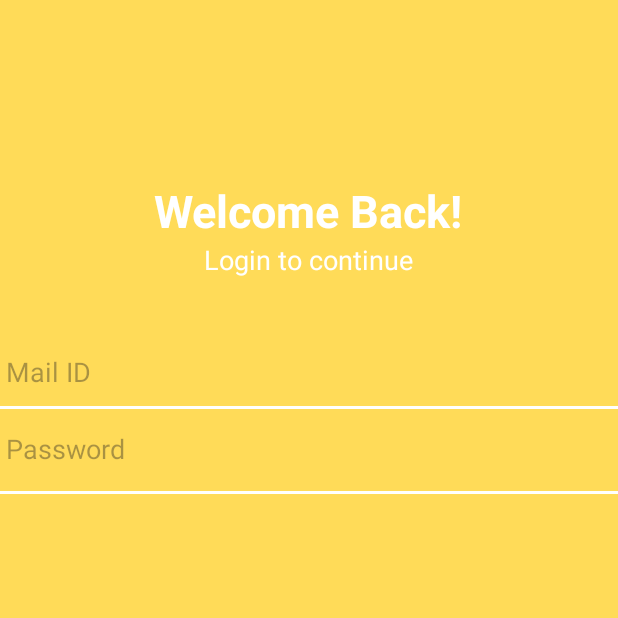
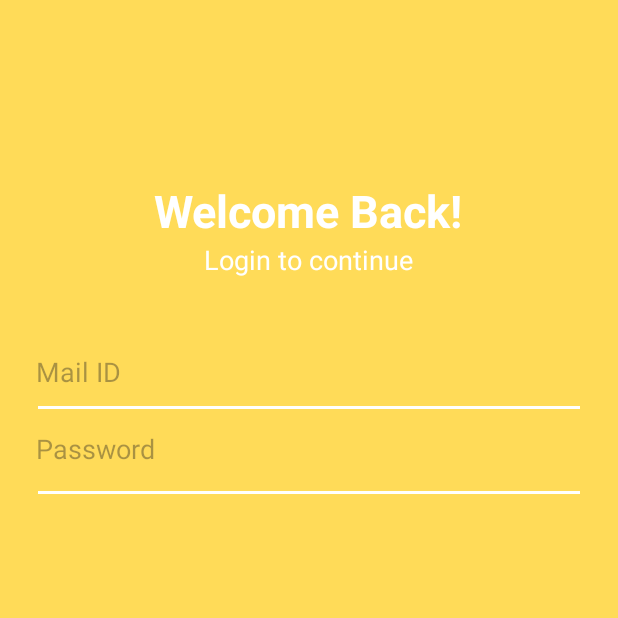
Before and after one commit to Cybertron-Ant/Login_Signup_Page, an Android app: the screen it shows after launch (MainActivity), on a phone screen of 412 x 824 dp, the top half of it. Run offline under Robolectric (Android 15) with nearby library versions, the phone set to English and light mode, and no system bars.

Commit message:
underlines margin left, right, 25dp, text fields, 20dp

```diff
--- a/app/src/main/res/layout/activity_main.xml
+++ b/app/src/main/res/layout/activity_main.xml
@@ -39,14 +39,18 @@
         android:layout_marginTop="40dp"
         android:hint="@string/mail_id"
         android:backgroundTint="#FFDB58"
-        android:textColor="#000000" /> <!-- end edit Username id -->
+        android:textColor="#000000"
+        android:layout_marginLeft="20dp"
+        android:layout_marginRight="20dp"/> <!-- end edit Username id -->
 
     <View
         android:id="@+id/mailIDUnderline"
         android:layout_width="wrap_content"
         android:layout_height="2dp"
         android:background="#FFFFFF"
-        android:layout_alignBottom="@id/MailIDet"/> <!-- White underline -->
+        android:layout_alignBottom="@id/MailIDet"
+        android:layout_marginLeft="25dp"
+        android:layout_marginRight="25dp"/> <!-- White underline -->
 
     <EditText
         android:id="@+id/Passwordet"
@@ -56,14 +60,18 @@
         android:hint="@string/password"
         android:textColor="#000000"
         android:backgroundTint="#FFDB58"
-        android:layout_marginBottom="5dp"/> <!-- end edit Password -->
+        android:layout_marginBottom="5dp"
+        android:layout_marginLeft="20dp"
+        android:layout_marginRight="20dp"/> <!-- end edit Password -->
 
     <View
         android:id="@+id/passwordUnderlinev"
         android:layout_width="match_parent"
         android:layout_height="2dp"
         android:background="#FFFFFF"
-        android:layout_alignBottom="@id/Passwordet"/> <!-- White underline -->
+        android:layout_alignBottom="@id/Passwordet"
+        android:layout_marginLeft="25dp"
+        android:layout_marginRight="25dp"/> <!-- White underline -->
 
 
 
```
